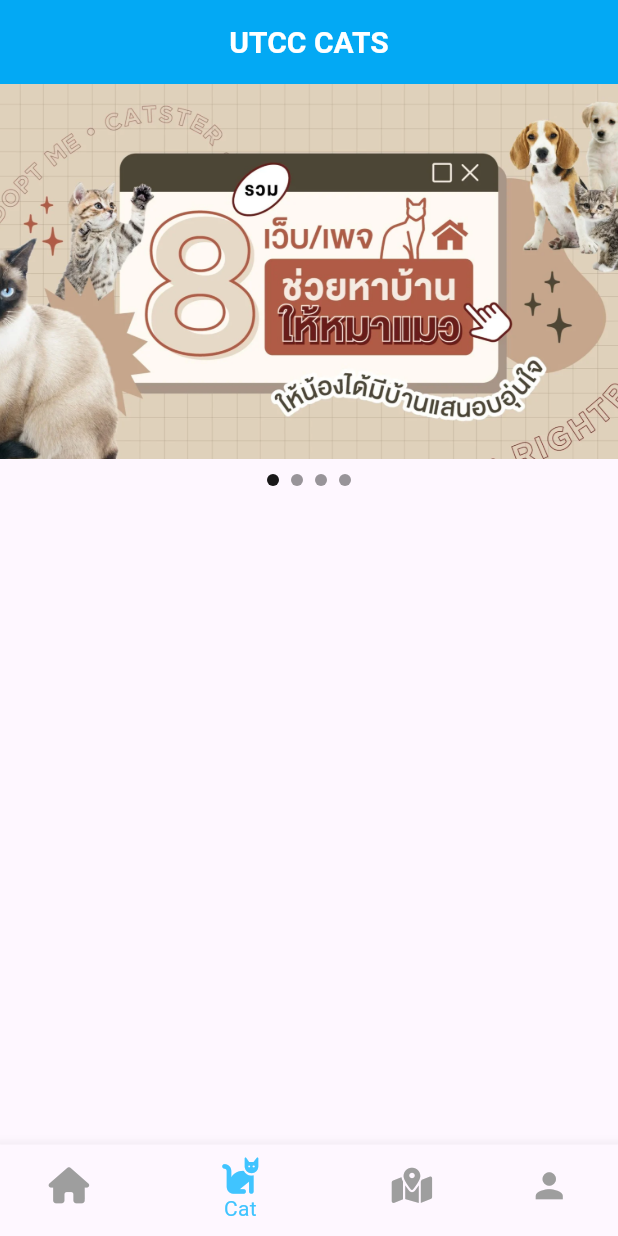
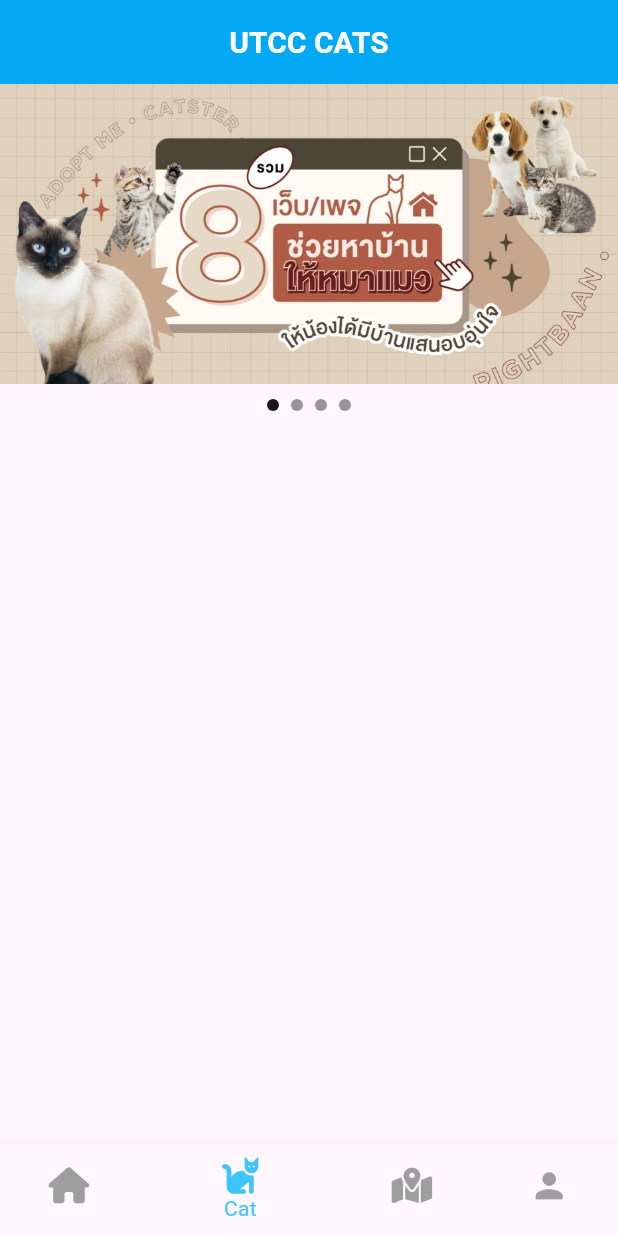
Before and after one commit to PuriSipSip/SocialCat, a Flutter app: the screen it shows once a user with an empty profile is signed in, swiped to page 2, on a phone screen of 412 x 824 dp. Run offline on Flutter 3.47's test engine with Material 3 defaults, Android fonts, the phone set to English and light mode, and no system bars; drawn by our look-alikes of carousel_slider; our stand-ins replace cached_network_image, cloud_firestore, cross_file, firebase_auth, firebase_core, firebase_storage and 9 more; missing offline and left inert: qr_code_scanner; accounts and stored records are empty.

Commit message:
Fix height of image

```diff
--- a/lib/components/my_imageslider.dart
+++ b/lib/components/my_imageslider.dart
@@ -24,7 +24,7 @@ class _MyImageSliderState extends State<MyImageSlider> {
       children: [
         CarouselSlider(
           options: CarouselOptions(
-            height: 250.0,
+            height: 200.0,
             viewportFraction: 1.0,
             enableInfiniteScroll: true,
             autoPlay: true,
@@ -39,7 +39,7 @@ class _MyImageSliderState extends State<MyImageSlider> {
               builder: (context) => Container(
                 width: MediaQuery.of(context).size.width,
                 decoration: const BoxDecoration(
-                  color: Color.fromRGBO(64, 196, 255, 1),
+                  color: Colors.white,
                 ),
                 child: Image.asset(
                   path,
```
